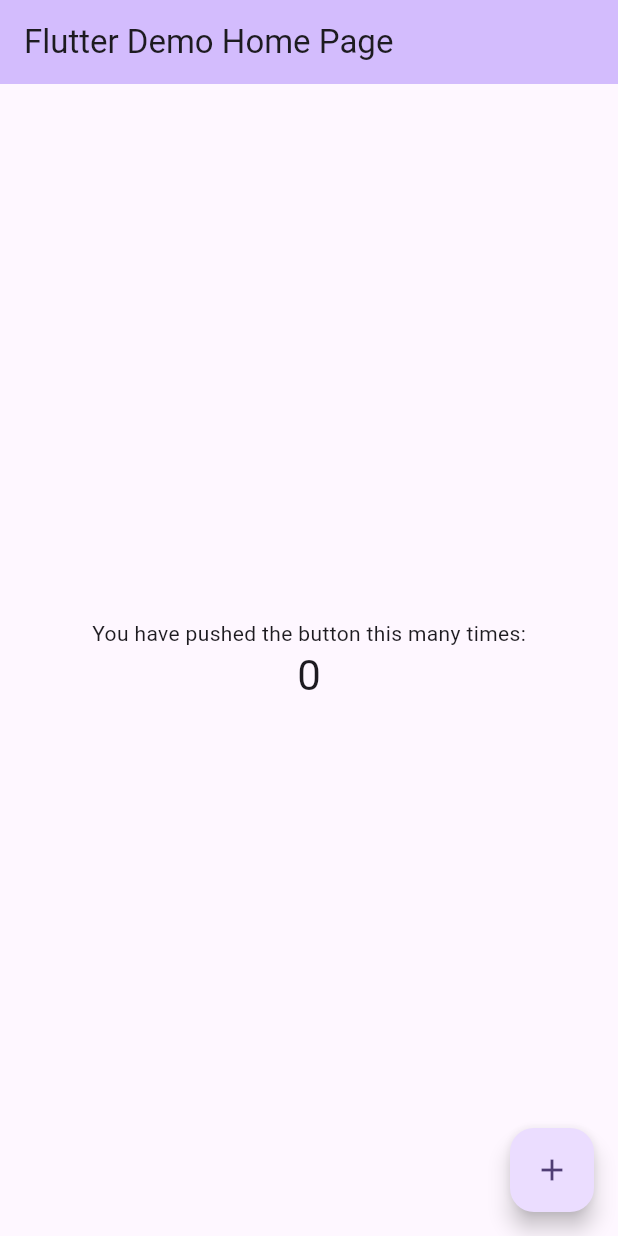
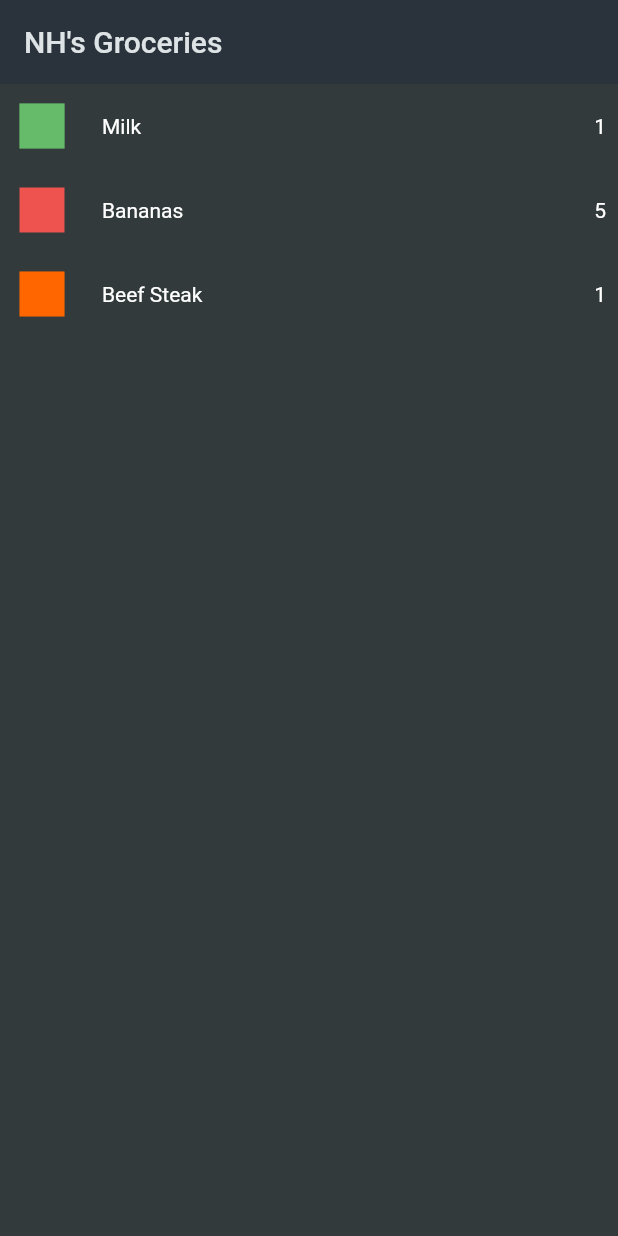
Before and after one commit to nadiahylary/shopping_list, a Flutter app: the screen it shows after launch, on a phone screen of 412 x 824 dp. Run offline on Flutter 3.47's test engine with Material 2 defaults, Android fonts, the phone set to English and light mode, and no system bars.

Commit message:
groceries list with row in column or listview builder

```diff
--- /dev/null
+++ b/lib/data/random_data.dart
@@ -0,0 +1,25 @@
+import 'package:shopping_list/models/grocery_item.dart';
+import 'package:shopping_list/data/categories.dart';
+
+import '../models/category.dart';
+
+final groceryItems = [
+  GroceryItem(
+      id: 'a',
+      name: 'Milk',
+      quantity: 1,
+      category: categories[Categories.dairy]!
+  ),
+  GroceryItem(
+      id: 'b',
+      name: 'Bananas',
+      quantity: 5,
+      category: categories[Categories.fruit]!
+  ),
+  GroceryItem(
+      id: 'c',
+      name: 'Beef Steak',
+      quantity: 1,
+      category: categories[Categories.meat]!
+  ),
+];
--- a/lib/main.dart
+++ b/lib/main.dart
@@ -1,4 +1,7 @@
 import 'package:flutter/material.dart';
+import 'package:shopping_list/widgets/groceries_list.dart';
+
+import 'data/random_data.dart';
 
 void main() {
   runApp(const MyApp());
@@ -11,115 +14,18 @@ class MyApp extends StatelessWidget {
   @override
   Widget build(BuildContext context) {
     return MaterialApp(
-      title: 'Flutter Demo',
-      theme: ThemeData(
-        // This is the theme of your application.
-        //
-        // TRY THIS: Try running your application with "flutter run". You'll see
-        // the application has a blue toolbar. Then, without quitting the app,
-        // try changing the seedColor in the colorScheme below to Colors.green
-        // and then invoke "hot reload" (save your changes or press the "hot
-        // reload" button in a Flutter-supported IDE, or press "r" if you used
-        // the command line to start the app).
-        //
-        // Notice that the counter didn't reset back to zero; the application
-        // state is not lost during the reload. To reset the state, use hot
-        // restart instead.
-        //
-        // This works for code too, not just values: Most code changes can be
-        // tested with just a hot reload.
-        colorScheme: ColorScheme.fromSeed(seedColor: Colors.deepPurple),
+      debugShowCheckedModeBanner: false,
+      title: 'NH\'s Groceries',
+      theme: ThemeData.dark().copyWith(
         useMaterial3: true,
+        colorScheme: ColorScheme.fromSeed(
+          seedColor: const Color.fromARGB(255, 147, 229, 250),
+          brightness: Brightness.dark,
+          surface: const Color.fromARGB(255, 42, 51, 59),
+        ),
+        scaffoldBackgroundColor: const Color.fromARGB(255, 50, 58, 60),
       ),
-      home: const MyHomePage(title: 'Flutter Demo Home Page'),
+      home: const GroceriesScreen(),
     );
   }
 }
-
-class MyHomePage extends StatefulWidget {
-  const MyHomePage({super.key, required this.title});
-
-  // This widget is the home page of your application. It is stateful, meaning
-  // that it has a State object (defined below) that contains fields that affect
-  // how it looks.
-
-  // This class is the configuration for the state. It holds the values (in this
-  // case the title) provided by the parent (in this case the App widget) and
-  // used by the build method of the State. Fields in a Widget subclass are
-  // always marked "final".
-
-  final String title;
-
-  @override
-  State<MyHomePage> createState() => _MyHomePageState();
-}
-
-class _MyHomePageState extends State<MyHomePage> {
-  int _counter = 0;
-
-  void _incrementCounter() {
-    setState(() {
-      // This call to setState tells the Flutter framework that something has
-      // changed in this State, which causes it to rerun the build method below
-      // so that the display can reflect the updated values. If we changed
-      // _counter without calling setState(), then the build method would not be
-      // called again, and so nothing would appear to happen.
-      _counter++;
-    });
-  }
-
-  @override
-  Widget build(BuildContext context) {
-    // This method is rerun every time setState is called, for instance as done
-    // by the _incrementCounter method above.
-    //
-    // The Flutter framework has been optimized to make rerunning build methods
-    // fast, so that you can just rebuild anything that needs updating rather
-    // than having to individually change instances of widgets.
-    return Scaffold(
-      appBar: AppBar(
-        // TRY THIS: Try changing the color here to a specific color (to
-        // Colors.amber, perhaps?) and trigger a hot reload to see the AppBar
-        // change color while the other colors stay the same.
-        backgroundColor: Theme.of(context).colorScheme.inversePrimary,
-        // Here we take the value from the MyHomePage object that was created by
-        // the App.build method, and use it to set our appbar title.
-        title: Text(widget.title),
-      ),
-      body: Center(
-        // Center is a layout widget. It takes a single child and positions it
-        // in the middle of the parent.
-        child: Column(
-          // Column is also a layout widget. It takes a list of children and
-          // arranges them vertically. By default, it sizes itself to fit its
-          // children horizontally, and tries to be as tall as its parent.
-          //
-          // Column has various properties to control how it sizes itself and
-          // how it positions its children. Here we use mainAxisAlignment to
-          // center the children vertically; the main axis here is the vertical
-          // axis because Columns are vertical (the cross axis would be
-          // horizontal).
-          //
-          // TRY THIS: Invoke "debug painting" (choose the "Toggle Debug Paint"
-          // action in the IDE, or press "p" in the console), to see the
-          // wireframe for each widget.
-          mainAxisAlignment: MainAxisAlignment.center,
-          children: <Widget>[
-            const Text(
-              'You have pushed the button this many times:',
-            ),
-            Text(
-              '$_counter',
-              style: Theme.of(context).textTheme.headlineMedium,
-            ),
-          ],
-        ),
-      ),
-      floatingActionButton: FloatingActionButton(
-        onPressed: _incrementCounter,
-        tooltip: 'Increment',
-        child: const Icon(Icons.add),
-      ), // This trailing comma makes auto-formatting nicer for build methods.
-    );
-  }
-}
--- /dev/null
+++ b/lib/models/category.dart
@@ -0,0 +1,17 @@
+import 'package:flutter/material.dart';
+import 'package:uuid/uuid.dart';
+
+const uuid = Uuid();
+enum Categories { vegetables, fruit, meat, dairy, carbs, sweets, spices, convenience, hygiene, other }
+
+class Category{
+  final String id;
+  final String title;
+  final Color color;
+
+  Category({
+    required this.title,
+    required this.color
+  }): id = uuid.v4();
+
+}
--- /dev/null
+++ b/lib/models/grocery_item.dart
@@ -0,0 +1,19 @@
+import 'package:uuid/uuid.dart';
+import 'category.dart';
+
+const uuid = Uuid();
+
+class GroceryItem{
+  final String id;
+  final String name;
+  final int quantity;
+  final Category category;
+
+  GroceryItem({
+    required this.id,
+    required this.name,
+    required this.quantity,
+    required this.category
+  });
+
+}
--- /dev/null
+++ b/lib/widgets/groceries_list.dart
@@ -0,0 +1,23 @@
+import 'package:flutter/material.dart';
+import 'package:shopping_list/widgets/grocery_list_item.dart';
+
+import '../data/random_data.dart';
+
+class GroceriesScreen extends StatelessWidget {
+  const GroceriesScreen({Key? key}) : super(key: key);
+
+  @override
+  Widget build(BuildContext context) {
+    return Scaffold(
+      appBar: AppBar(
+        title: const Text("NH's Groceries"),
+      ),
+      body: ListView.builder(
+        itemBuilder: (BuildContext context, int index) {
+          return GroceriesList(groceryItem: groceryItems[index]);
+        },
+        itemCount: groceryItems.length,
+      ),
+    );
+  }
+}
--- /dev/null
+++ b/lib/widgets/grocery_list_item.dart
@@ -0,0 +1,33 @@
+import 'package:flutter/material.dart';
+
+import '../models/grocery_item.dart';
+
+class GroceriesList extends StatelessWidget {
+  const GroceriesList({Key? key, required this.groceryItem}) : super(key: key);
+  final GroceryItem groceryItem;
+
+  @override
+  Widget build(BuildContext context) {
+    return  Padding(
+      padding: const EdgeInsets.all(8.0),
+      child: Row(
+        crossAxisAlignment: CrossAxisAlignment.center,
+        children: [
+          Icon(
+            Icons.square,
+            color: groceryItem.category.color,
+            size: 40,
+          ),
+          const SizedBox(
+            width: 20,
+          ),
+          Text(
+            groceryItem.name,
+          ),
+          const Spacer(),
+          Text("${groceryItem.quantity}")
+        ],
+      ),
+    );
+  }
+}
--- a/pubspec.yaml
+++ b/pubspec.yaml
@@ -35,6 +35,9 @@ dependencies:
   # The following adds the Cupertino Icons font to your application.
   # Use with the CupertinoIcons class for iOS style icons.
   cupertino_icons: ^1.0.2
+  uuid: ^3.0.7
+  google_fonts: ^4.0.4
+  intl: ^0.18.1
 
 dev_dependencies:
   flutter_test:
```
Also changed, not shown: lib/data/categories.dart (added, +45 -0 lines), pubspec.lock, 1 other file.
